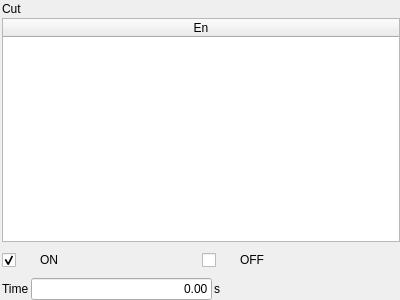
Qt form hcinstruction/iccutpage.ui (GaussCheng/2-5AxisPunch) before a commit.
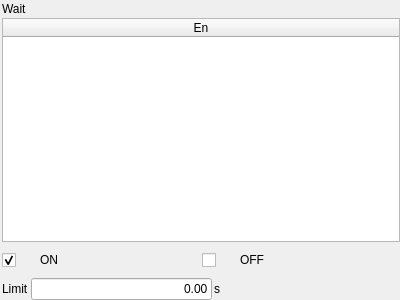
The same form after that commit. Icons and pictures are not drawn. Custom widgets are drawn as their Qt base class.

```diff
--- a/hcinstruction/iccutpage.ui
+++ b/hcinstruction/iccutpage.ui
@@ -49,7 +49,7 @@
    <item>
     <widget class="QLabel" name="label">
      <property name="text">
-      <string>Cut</string>
+      <string>Wait</string>
      </property>
     </widget>
    </item>
@@ -166,7 +166,7 @@
      <item>
       <widget class="QLabel" name="label_2">
        <property name="text">
-        <string>Time</string>
+        <string>Limit</string>
        </property>
       </widget>
      </item>
```
Left out of the diff: 4 changed lines with no effect on the pictures.
